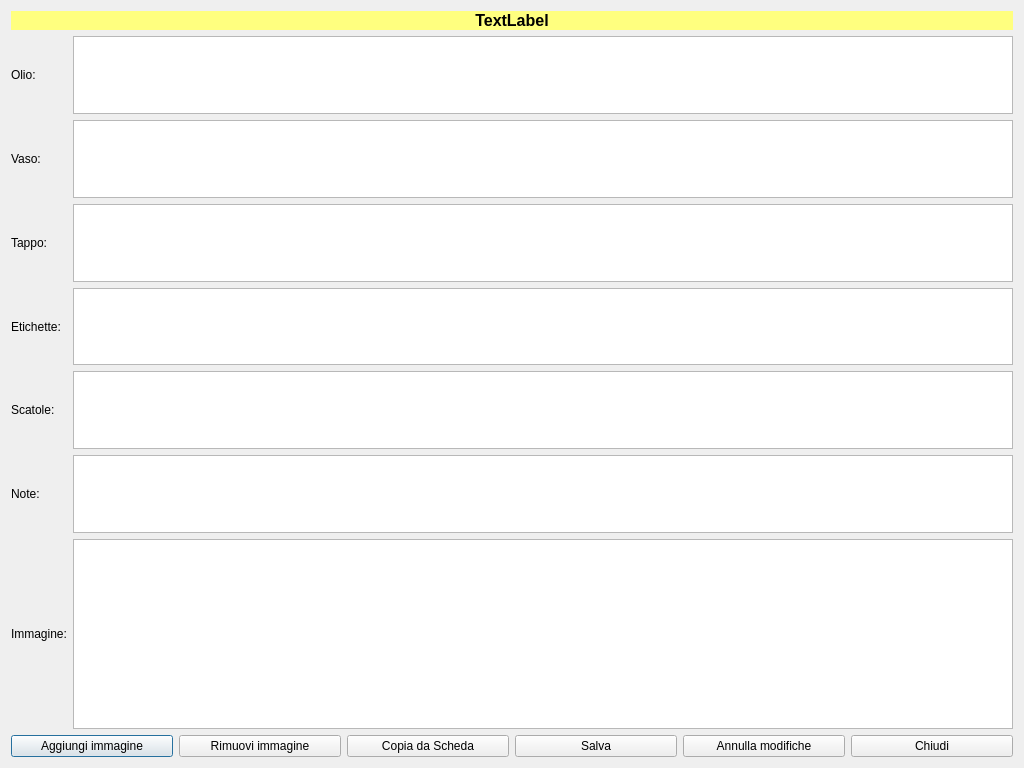
Old version of the form hmodificascheda.ui in the repository fblabs/hamlet-mod-sancon.
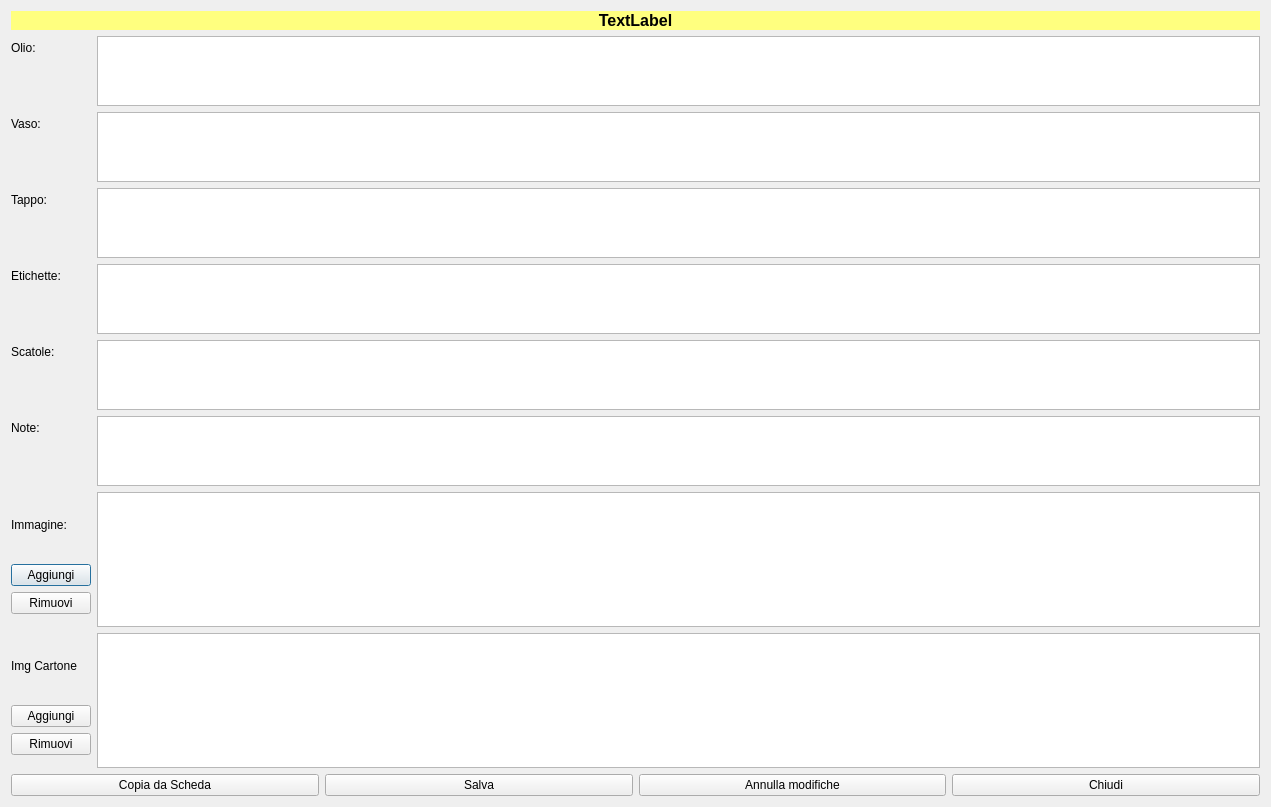
New version of the form. Icons and pictures are not drawn.

Commit message: 1.5.9 added immagine cartone in schede clienti

```diff
--- a/hmodificascheda.ui
+++ b/hmodificascheda.ui
@@ -9,8 +9,8 @@
    <rect>
     <x>0</x>
     <y>0</y>
-    <width>1024</width>
-    <height>768</height>
+    <width>1271</width>
+    <height>807</height>
    </rect>
   </property>
   <property name="windowTitle">
@@ -20,7 +20,7 @@
    <iconset resource="icons.qrc">
     <normaloff>:/Resources/Art-Supplies.PNG</normaloff>:/Resources/Art-Supplies.PNG</iconset>
   </property>
-  <layout class="QVBoxLayout" name="verticalLayout">
+  <layout class="QVBoxLayout" name="verticalLayout_2">
    <item>
     <widget class="QLabel" name="leTitolo">
      <property name="font">
@@ -43,7 +43,7 @@
     </widget>
    </item>
    <item>
-    <layout class="QGridLayout" name="gridLayout">
+    <layout class="QFormLayout" name="formLayout">
      <item row="0" column="0">
       <widget class="QLabel" name="label">
        <property name="text">
@@ -147,53 +147,93 @@
       </widget>
      </item>
      <item row="6" column="0">
-      <widget class="QLabel" name="label_7">
-       <property name="text">
-        <string>Immagine:</string>
-       </property>
-      </widget>
+      <layout class="QVBoxLayout" name="verticalLayout">
+       <item>
+        <widget class="QLabel" name="label_7">
+         <property name="text">
+          <string>Immagine:</string>
+         </property>
+        </widget>
+       </item>
+       <item>
+        <widget class="QPushButton" name="pushButton_4">
+         <property name="text">
+          <string>Aggiungi</string>
+         </property>
+         <property name="icon">
+          <iconset resource="icons.qrc">
+           <normaloff>:/Resources/Plus.PNG</normaloff>:/Resources/Plus.PNG</iconset>
+         </property>
+         <property name="iconSize">
+          <size>
+           <width>16</width>
+           <height>16</height>
+          </size>
+         </property>
+        </widget>
+       </item>
+       <item>
+        <widget class="QPushButton" name="pushButton_6">
+         <property name="text">
+          <string>Rimuovi</string>
+         </property>
+         <property name="icon">
+          <iconset resource="icons.qrc">
+           <normaloff>:/Resources/Minus.PNG</normaloff>:/Resources/Minus.PNG</iconset>
+         </property>
+         <property name="iconSize">
+          <size>
+           <width>16</width>
+           <height>16</height>
+          </size>
+         </property>
+        </widget>
+       </item>
+      </layout>
      </item>
      <item row="6" column="1">
       <widget class="QGraphicsView" name="gv"/>
      </item>
+     <item row="7" column="0">
+      <layout class="QVBoxLayout" name="verticalLayout_3">
+       <item>
+        <widget class="QLabel" name="label_9">
+         <property name="text">
+          <string>Img Cartone</string>
+         </property>
+        </widget>
+       </item>
+       <item>
+        <widget class="QPushButton" name="pushButton_9">
+         <property name="text">
+          <string>Aggiungi</string>
+         </property>
+         <property name="icon">
+          <iconset resource="icons.qrc">
+           <normaloff>:/Resources/Plus.PNG</normaloff>:/Resources/Plus.PNG</iconset>
+         </property>
+        </widget>
+       </item>
+       <item>
+        <widget class="QPushButton" name="pushButton_10">
+         <property name="text">
+          <string>Rimuovi</string>
+         </property>
+         <property name="icon">
+          <iconset resource="icons.qrc">
+           <normaloff>:/Resources/Minus.PNG</normaloff>:/Resources/Minus.PNG</iconset>
+         </property>
+        </widget>
+       </item>
+      </layout>
+     </item>
+     <item row="7" column="1">
+      <widget class="QGraphicsView" name="gvimgcart"/>
+     </item>
     </layout>
    </item>
    <item>
     <layout class="QHBoxLayout" name="horizontalLayout">
-     <item>
-      <widget class="QPushButton" name="pushButton_4">
-       <property name="text">
-        <string>Aggiungi immagine</string>
-       </property>
-       <property name="icon">
-        <iconset resource="icons.qrc">
-         <normaloff>:/Resources/Photocamera.PNG</normaloff>:/Resources/Photocamera.PNG</iconset>
-       </property>
-       <property name="iconSize">
-        <size>
-         <width>32</width>
-         <height>32</height>
-        </size>
-       </property>
-      </widget>
-     </item>
-     <item>
-      <widget class="QPushButton" name="pushButton_6">
-       <property name="text">
-        <string>Rimuovi immagine</string>
-       </property>
-       <property name="icon">
-        <iconset resource="icons.qrc">
-         <normaloff>:/Resources/Minus.PNG</normaloff>:/Resources/Minus.PNG</iconset>
-       </property>
-       <property name="iconSize">
-        <size>
-         <width>32</width>
-         <height>32</height>
-        </size>
-       </property>
-      </widget>
-     </item>
      <item>
       <widget class="QPushButton" name="pushButton_5">
        <property name="text">
```
The commit also changes 112 other files.
